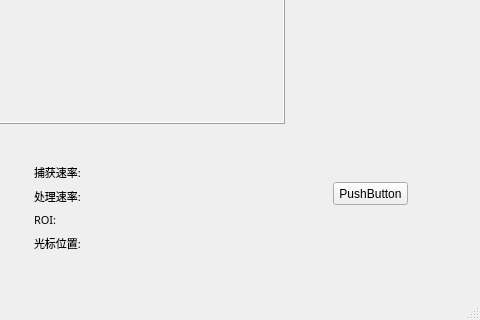
Before: the Qt Designer form UI/mainwindow.ui in windless1015/VideoStitch, drawn with Qt 5; both pictures show x 397 to 877 and y 438 to 758 of the 877 by 758 pixel window.
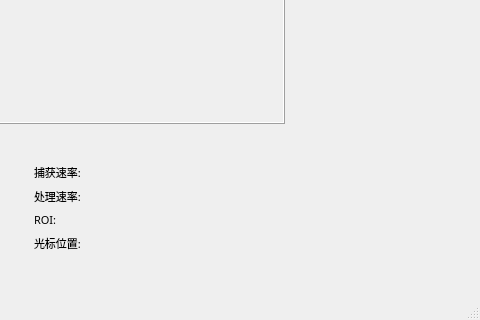
After: the same form once the commit is applied. Custom widgets are drawn as their Qt base class.

Patch:
```diff
--- a/UI/mainwindow.ui
+++ b/UI/mainwindow.ui
@@ -14,19 +14,6 @@
    <string>MainWindow</string>
   </property>
   <widget class="QWidget" name="centralWidget">
-   <widget class="QPushButton" name="pushButton">
-    <property name="geometry">
-     <rect>
-      <x>730</x>
-      <y>580</y>
-      <width>75</width>
-      <height>23</height>
-     </rect>
-    </property>
-    <property name="text">
-     <string>PushButton</string>
-    </property>
-   </widget>
    <widget class="QWidget" name="layoutWidget">
     <property name="geometry">
      <rect>
```
